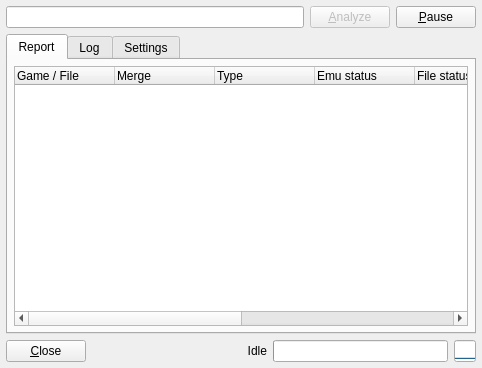
First picture: the form in romalyzer.ui, repository qmc2/qmc2-mame-fe, before the edit.
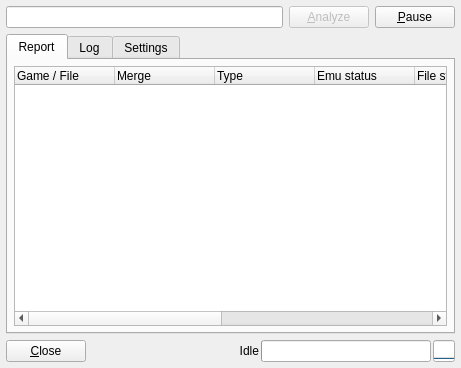
Second picture: the form after the edit. Icons and pictures are not drawn.

Commit message: imp: adjusted layout spacing for some compact horizontal layouts

Diff of the .ui file:
```diff
--- a/romalyzer.ui
+++ b/romalyzer.ui
@@ -7,7 +7,7 @@
    <rect>
     <x>0</x>
     <y>0</y>
-    <width>482</width>
+    <width>461</width>
     <height>368</height>
    </rect>
   </property>
@@ -595,6 +595,9 @@
    </item>
    <item row="2" column="0">
     <layout class="QHBoxLayout">
+     <property name="spacing">
+      <number>2</number>
+     </property>
      <item>
       <widget class="QPushButton" name="pushButtonClose">
        <property name="toolTip">
```
The commit also changes 2 other files.
